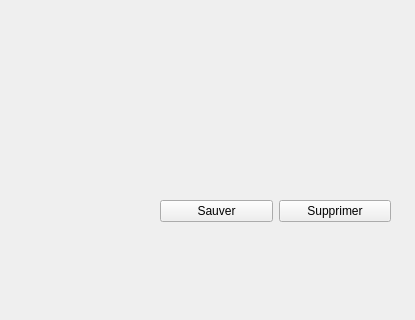
First picture: the form in QtVersion/formnote.ui, repository julieberteaux/LO21, before the edit; both pictures show x 0 to 415 and y 164 to 484 of the 415 by 484 pixel window.
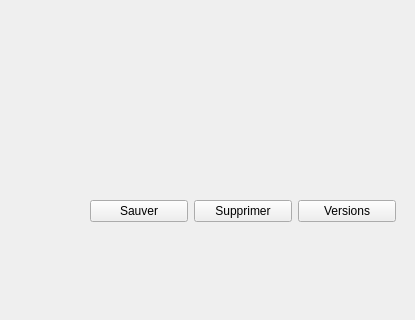
Second picture: the form after the edit.

Commit message: début restauration versions

```diff
--- a/QtVersion/formnote.ui
+++ b/QtVersion/formnote.ui
@@ -96,9 +96,9 @@
   <widget class="QWidget" name="horizontalLayoutWidget">
    <property name="geometry">
     <rect>
-     <x>160</x>
+     <x>90</x>
      <y>350</y>
-     <width>231</width>
+     <width>306</width>
      <height>51</height>
     </rect>
    </property>
@@ -126,6 +126,13 @@
       </property>
      </widget>
     </item>
+    <item>
+     <widget class="QPushButton" name="versions">
+      <property name="text">
+       <string>Versions</string>
+      </property>
+     </widget>
+    </item>
    </layout>
   </widget>
  </widget>
```
The commit also changes 11 other files.
